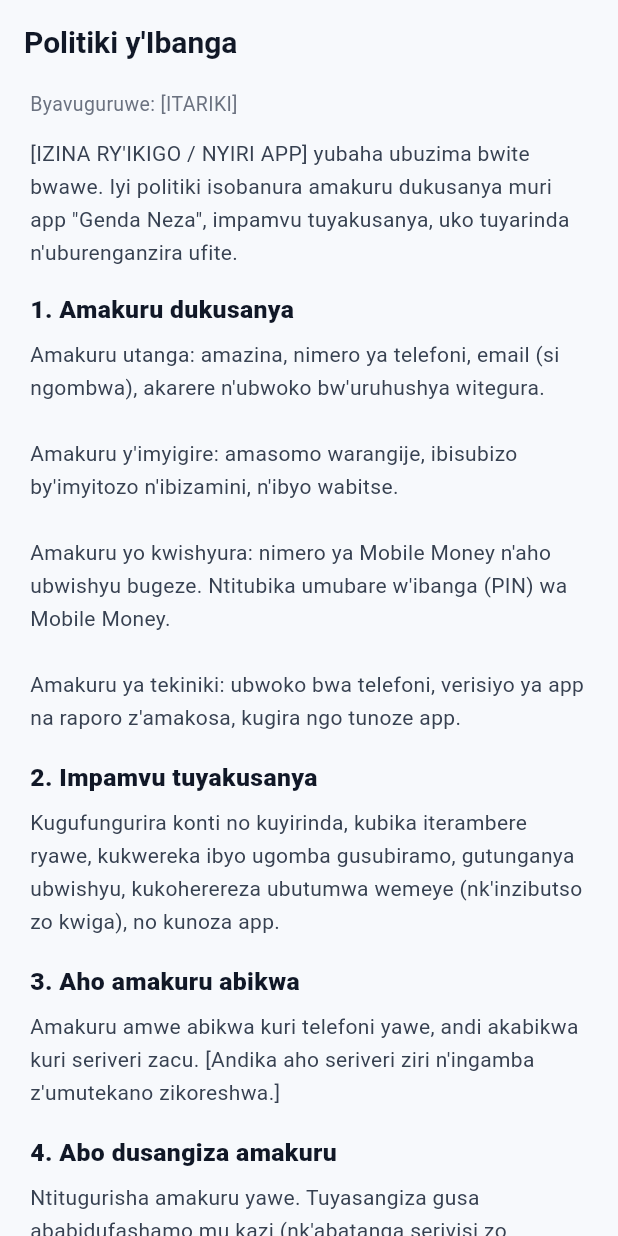
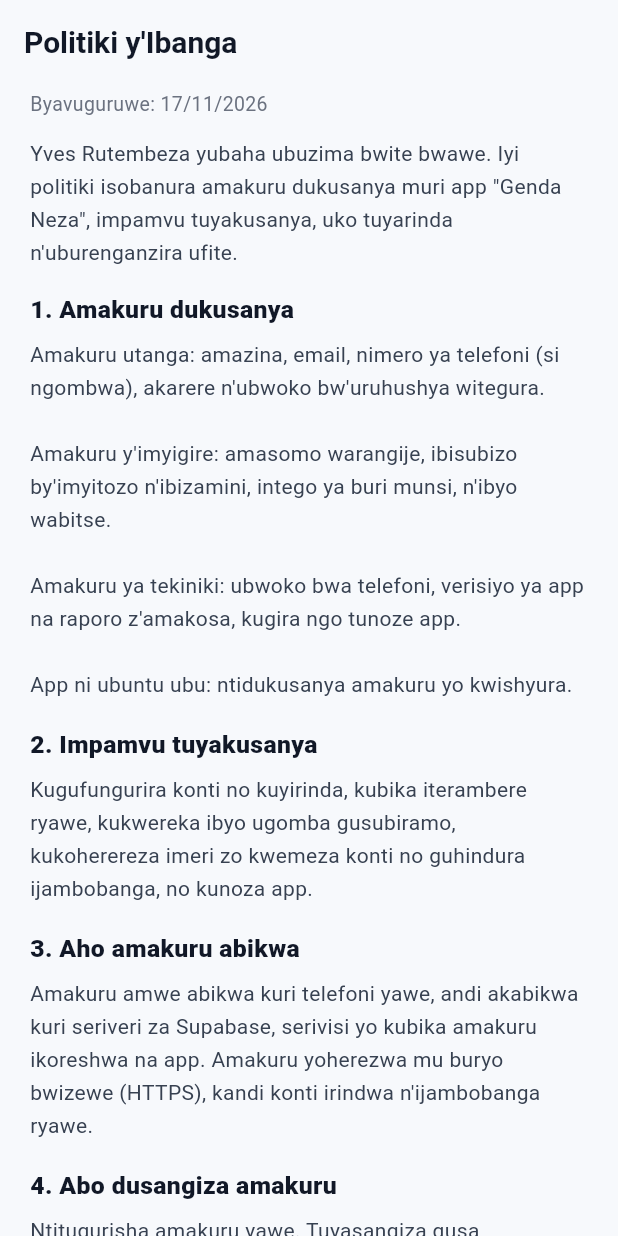
Before and after one commit to YVES10BOBO/tsindaperimis, a Flutter app: the PrivacyScreen widget shown alone on an empty page, opened directly, on a phone screen of 412 x 824 dp. Run offline on Flutter 3.47's test engine with Material 3 defaults, Android fonts, the phone set to English and light mode, and no system bars; our stand-ins replace just_audio, sqflite, supabase_flutter; accounts and stored records are empty.

Commit message:
feat: fill in owner and support email, privacy and delete-account pages for GitHub Pages, clearer sign-in error and launch config

```diff
--- a/lib/main.dart
+++ b/lib/main.dart
@@ -8,11 +8,18 @@ Future<void> main() async {
   WidgetsFlutterBinding.ensureInitialized();
   const url = String.fromEnvironment('SUPABASE_URL');
   const key = String.fromEnvironment('SUPABASE_PUBLISHABLE_KEY');
-  if (url.isNotEmpty && key.isNotEmpty) {
+  if (url.isEmpty || key.isEmpty) {
+    // The address and key are given when the app is built:
+    //   flutter run --dart-define-from-file=supabase.local.json
+    debugPrint(
+        'SUPABASE_URL / SUPABASE_PUBLISHABLE_KEY are missing: sign-in and '
+        'online content will not work. Build with --dart-define-from-file=supabase.local.json');
+  } else {
     try {
       await Supabase.initialize(url: url, publishableKey: key);
-    } catch (_) {
+    } catch (error) {
       // Offline mode continues from the bundled/SQLite content cache.
+      debugPrint('Supabase.initialize failed: $error');
     }
   }
   await ContentRepository.instance.initialize();
--- a/lib/screens/info_screens.dart
+++ b/lib/screens/info_screens.dart
@@ -16,9 +16,9 @@ import '../widgets/common.dart';
 //  - shyira Politiki y'Ibanga ku rubuga (URL) kuko Play Store iyisaba.
 // =====================================================================
 
-const String kContactEmail = '[EMAIL Y\'UBUFASHA]';
-const String kCompanyName = '[IZINA RY\'IKIGO / NYIRI APP]';
-const String kLastUpdated = '[ITARIKI]';
+const String kContactEmail = 'yvesrutembeza@gmail.com';
+const String kCompanyName = 'Yves Rutembeza';
+const String kLastUpdated = '17/11/2026';
 
 class _DocSection {
   const _DocSection(this.title, this.body);
@@ -215,15 +215,15 @@ class PrivacyScreen extends StatelessWidget {
           '$kCompanyName yubaha ubuzima bwite bwawe. Iyi politiki isobanura amakuru dukusanya muri app "${AppInfo.name}", impamvu tuyakusanya, uko tuyarinda n\'uburenganzira ufite.',
       sections: <_DocSection>[
         _DocSection('Amakuru dukusanya',
-            'Amakuru utanga: amazina, nimero ya telefoni, email (si ngombwa), akarere n\'ubwoko bw\'uruhushya witegura.\n\nAmakuru y\'imyigire: amasomo warangije, ibisubizo by\'imyitozo n\'ibizamini, n\'ibyo wabitse.\n\nAmakuru yo kwishyura: nimero ya Mobile Money n\'aho ubwishyu bugeze. Ntitubika umubare w\'ibanga (PIN) wa Mobile Money.\n\nAmakuru ya tekiniki: ubwoko bwa telefoni, verisiyo ya app na raporo z\'amakosa, kugira ngo tunoze app.'),
+            'Amakuru utanga: amazina, email, nimero ya telefoni (si ngombwa), akarere n\'ubwoko bw\'uruhushya witegura.\n\nAmakuru y\'imyigire: amasomo warangije, ibisubizo by\'imyitozo n\'ibizamini, intego ya buri munsi, n\'ibyo wabitse.\n\nAmakuru ya tekiniki: ubwoko bwa telefoni, verisiyo ya app na raporo z\'amakosa, kugira ngo tunoze app.\n\nApp ni ubuntu ubu: ntidukusanya amakuru yo kwishyura.'),
         _DocSection('Impamvu tuyakusanya',
-            'Kugufungurira konti no kuyirinda, kubika iterambere ryawe, kukwereka ibyo ugomba gusubiramo, gutunganya ubwishyu, kukoherereza ubutumwa wemeye (nk\'inzibutso zo kwiga), no kunoza app.'),
+            'Kugufungurira konti no kuyirinda, kubika iterambere ryawe, kukwereka ibyo ugomba gusubiramo, kukoherereza imeri zo kwemeza konti no guhindura ijambobanga, no kunoza app.'),
         _DocSection('Aho amakuru abikwa',
-            'Amakuru amwe abikwa kuri telefoni yawe, andi akabikwa kuri seriveri zacu. [Andika aho seriveri ziri n\'ingamba z\'umutekano zikoreshwa.]'),
+            'Amakuru amwe abikwa kuri telefoni yawe, andi akabikwa kuri seriveri za Supabase, serivisi yo kubika amakuru ikoreshwa na app. Amakuru yoherezwa mu buryo bwizewe (HTTPS), kandi konti irindwa n\'ijambobanga ryawe.'),
         _DocSection('Abo dusangiza amakuru',
-            'Ntitugurisha amakuru yawe. Tuyasangiza gusa ababidufashamo mu kazi (nk\'abatanga serivisi zo kwishyura MTN MoMo / Airtel Money, serivisi zo kohereza ubutumwa, cyangwa iz\'isesengura), cyangwa inzego za Leta iyo amategeko abisaba.'),
+            'Ntitugurisha amakuru yawe. Tuyasangiza gusa ababidufashamo mu kazi (nka Supabase ibika amakuru, na serivisi yohereza imeri), cyangwa inzego za Leta iyo amategeko abisaba.'),
         _DocSection('Igihe tubika amakuru',
-            'Tubika amakuru igihe cyose konti yawe ikiriho cyangwa igihe amategeko abidusaba. Iyo usibye konti, amakuru yawe arasibwa cyangwa agahindurwa ntamenyekane. [Andika igihe nyacyo.]'),
+            'Tubika amakuru yawe kugeza usibye konti yawe. Iyo usibye konti, amakuru yawe arasibwa.'),
         _DocSection('Uburenganzira bwawe',
             'Ufite uburenganzira bwo kumenya amakuru tugufiteho, kuyakosora, gusaba ko asibwa, no kwanga ko akoreshwa mu bikorwa bimwe na bimwe, nk\'uko biteganywa n\'Itegeko rirengera amakuru bwite n\'ubuzima bwite mu Rwanda. Ushobora gusiba konti yawe ubwawe muri app (Ibindi → Siba konti), cyangwa ukatwandikira kuri $kContactEmail.'),
         _DocSection('Umutekano',
@@ -233,7 +233,7 @@ class PrivacyScreen extends StatelessWidget {
         _DocSection('Impinduka kuri iyi politiki',
             'Tuzakumenyesha muri app impinduka zikomeye kuri iyi politiki.'),
         _DocSection('Twandikire',
-            'Ku bibazo bijyanye n\'ibanga ry\'amakuru yawe: $kContactEmail. [Andika aderesi y\'ikigo.]'),
+            'Ku bibazo bijyanye n\'ibanga ry\'amakuru yawe: $kContactEmail. Utegura app: RUTEMBEZA Yves, u Rwanda.'),
       ],
     );
   }
```
Also changed, not shown: lib/screens/auth_screen.dart (+7 -2 lines), 3 other files.
